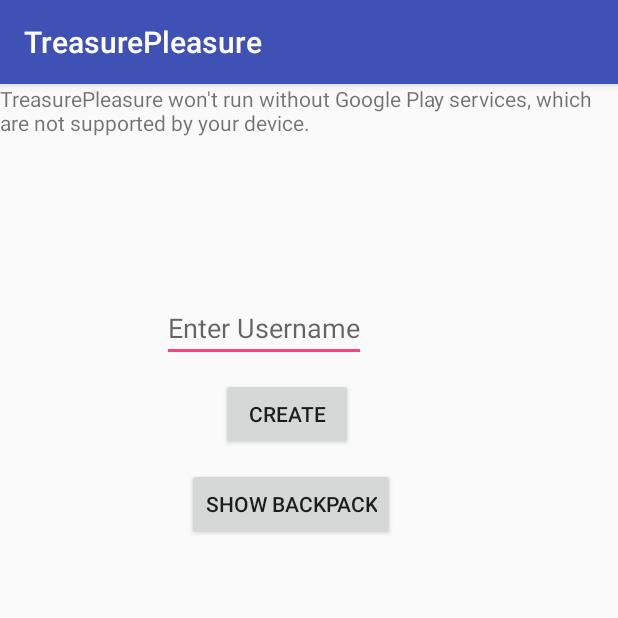
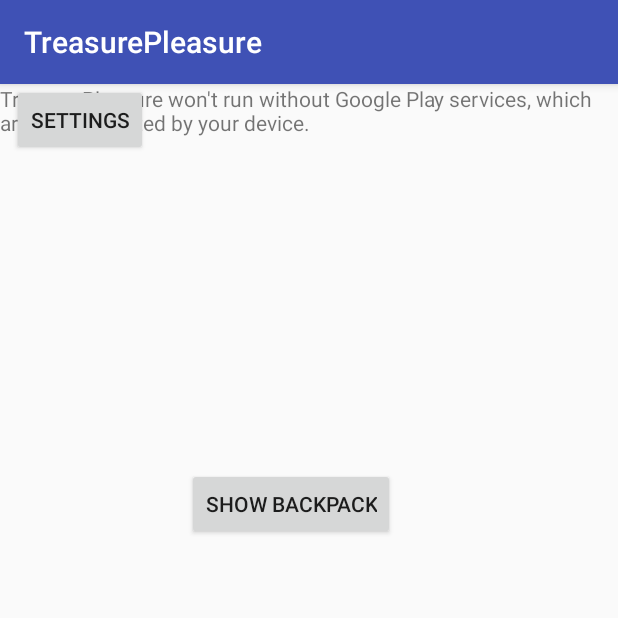
Before and after one commit to felixmr1/treasurePleasure, an Android app: the screen it shows after launch (TreasurePleasureActivity), on a phone screen of 412 x 824 dp, the top half of it. Run offline under Robolectric (Android 15) with nearby library versions, the phone set to English and light mode, and no system bars.

Commit message:
Added a dumb settings dialogue that opens when clicking the settings button

```diff
--- a/TreasurePleasure/app/src/main/java/treasure/pleasure/presenter/TreasurePleasurePresenter.java
+++ b/TreasurePleasure/app/src/main/java/treasure/pleasure/presenter/TreasurePleasurePresenter.java
@@ -15,6 +15,7 @@ import treasure.pleasure.model.ItemType;
 import treasure.pleasure.model.TreasurePleasure;
 import treasure.pleasure.view.BackpackFragment;
 import treasure.pleasure.view.GameMapFragment;
+import treasure.pleasure.view.SettingsFragment;
 import treasure.pleasure.view.TreasurePleasureView;
 
 public class TreasurePleasurePresenter {
@@ -24,6 +25,7 @@ public class TreasurePleasurePresenter {
   private BackpackFragment backpackView;
   private TreasurePleasure model;
   private GameMapFragment gameMapView;
+  private SettingsFragment settingsView;
 
   public TreasurePleasurePresenter(TreasurePleasureView view, GameMapFragment gameMapFragment) {
     this.view = view;
@@ -52,6 +54,10 @@ public class TreasurePleasurePresenter {
       view.loadBackpackFragment(model);
       view.changeMapButtonText("Close backpack");
     }
+  }
+
+  public void setSettingsView (SettingsFragment view){
+    this.settingsView = view;
   }
 
   public void addMarker(LatLng latlng) {
--- a/TreasurePleasure/app/src/main/res/layout/activity_main.xml
+++ b/TreasurePleasure/app/src/main/res/layout/activity_main.xml
@@ -14,29 +14,16 @@
     android:layout_height="match_parent"
     map:cameraZoom="15"/>
 
-    <EditText
-        android:id="@+id/usernameInput"
-        android:layout_width="wrap_content"
-        android:layout_height="wrap_content"
-        android:layout_marginStart="108dp"
-        android:layout_marginTop="140dp"
-        android:inputType="textPersonName"
-        android:hint="Enter Username"
-        app:layout_constraintLeft_toLeftOf="parent"
-        app:layout_constraintStart_toStartOf="parent"
-        app:layout_constraintTop_toTopOf="parent" />
-
     <Button
-        android:id="@+id/createPlayerButton"
+        android:id="@+id/showSettingsButton"
         android:layout_width="wrap_content"
         android:layout_height="wrap_content"
         android:layout_marginStart="8dp"
-        android:layout_marginTop="196dp"
         android:layout_marginEnd="8dp"
-        android:onClick="onPressCreatePlayer"
-        android:text="Create"
+        android:onClick="onPressShowSettingsButton"
+        android:text="Settings"
         app:layout_constraintEnd_toEndOf="parent"
-        app:layout_constraintHorizontal_bias="0.453"
+        app:layout_constraintHorizontal_bias="0.0"
         app:layout_constraintStart_toStartOf="parent"
         app:layout_constraintTop_toTopOf="parent" />
 
@@ -79,4 +66,21 @@
 
     </FrameLayout>
 
+    <FrameLayout
+        android:id="@+id/settings_container"
+        android:layout_width="351dp"
+        android:layout_height="321dp"
+        android:layout_marginStart="24dp"
+        android:layout_marginEnd="24dp"
+        android:layout_marginBottom="116dp"
+        android:scaleType="centerInside"
+        app:layout_constraintBottom_toBottomOf="parent"
+        app:layout_constraintEnd_toEndOf="parent"
+        app:layout_constraintHorizontal_bias="0.466"
+        app:layout_constraintStart_toStartOf="parent">
+
+    </FrameLayout>
+
+
+
 </android.support.constraint.ConstraintLayout>
```
Also changed, not shown: TreasurePleasure/app/src/main/java/treasure/pleasure/view/SettingsFragment.java (added, +26 -0 lines), TreasurePleasure/app/src/main/java/treasure/pleasure/view/TreasurePleasureActivity.java (+4 -3 lines), TreasurePleasure/app/src/main/res/layout/fragment_settings.xml (added, +30 -0 lines).
